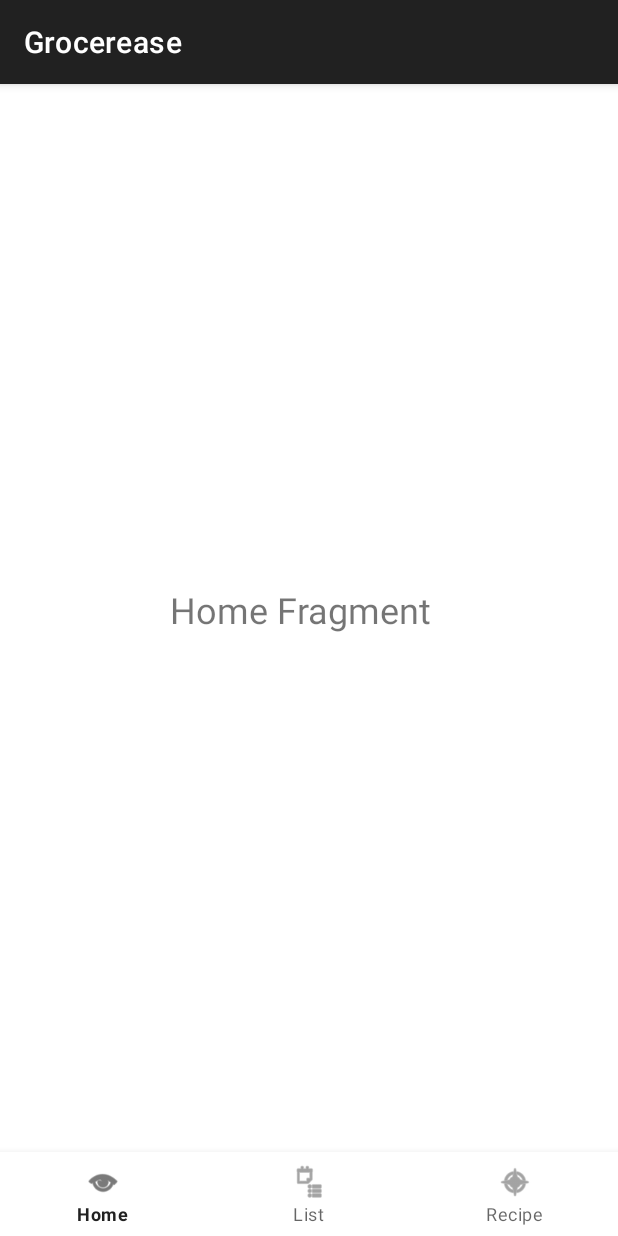
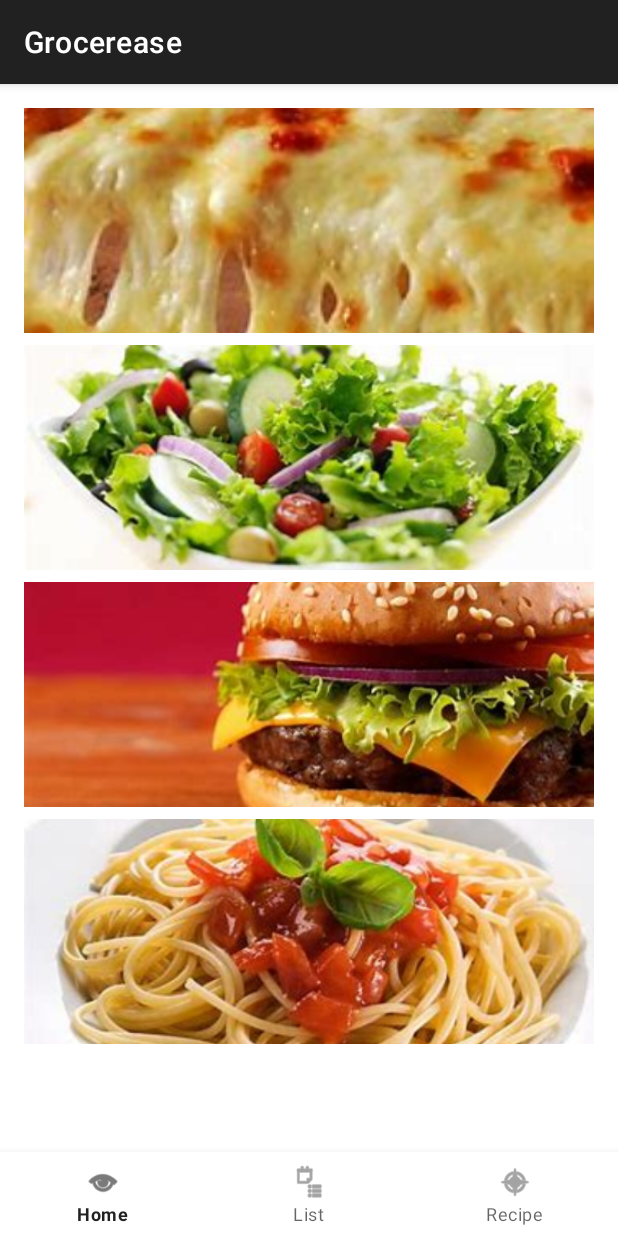
Before and after one commit to kirkto7/grocerease, an Android app built with Jetpack Compose: the screen it shows after launch (MainActivity), on a phone screen of 412 x 824 dp. Run offline under Robolectric (Android 15) with nearby library versions, the phone set to English and light mode, and no system bars; our stand-ins replace navigation-ui.

Commit message:
Added function to home. Added 4 test recipes with images.

```diff
--- a/app/build.gradle.kts
+++ b/app/build.gradle.kts
@@ -49,6 +49,7 @@ dependencies {
     implementation(libs.androidx.ui.graphics)
     implementation(libs.androidx.ui.tooling.preview)
     implementation(libs.androidx.material3)
+    implementation(libs.androidx.cardview)
     testImplementation(libs.junit)
     androidTestImplementation(libs.androidx.junit)
     androidTestImplementation(libs.androidx.espresso.core)
--- a/app/src/main/java/edu/msoe/grocerease/HomeFragment.kt
+++ b/app/src/main/java/edu/msoe/grocerease/HomeFragment.kt
@@ -5,12 +5,35 @@ import androidx.fragment.app.Fragment
 import android.view.LayoutInflater
 import android.view.View
 import android.view.ViewGroup
+import android.widget.ImageView
+import androidx.navigation.fragment.findNavController
 
 class HomeFragment : Fragment() {
+
     override fun onCreateView(
         inflater: LayoutInflater, container: ViewGroup?,
         savedInstanceState: Bundle?
-    ): View? {
-        return inflater.inflate(R.layout.fragment_home, container, false)
+    ): View? = inflater.inflate(R.layout.fragment_home, container, false)
+
+    override fun onViewCreated(view: View, savedInstanceState: Bundle?) {
+        view.findViewById<ImageView>(R.id.imagePizza).setOnClickListener {
+            navigateToRecipe(0)
+        }
+        view.findViewById<ImageView>(R.id.imageSalad).setOnClickListener {
+            navigateToRecipe(1)
+        }
+        view.findViewById<ImageView>(R.id.imageBurger).setOnClickListener {
+            navigateToRecipe(2)
+        }
+        view.findViewById<ImageView>(R.id.imagePasta).setOnClickListener {
+            navigateToRecipe(3)
+        }
+    }
+
+    private fun navigateToRecipe(recipeId: Int) {
+        val bundle = Bundle().apply {
+            putInt("recipeId", recipeId)
+        }
+        findNavController().navigate(R.id.recipeDetailFragment, bundle)
     }
 }
--- a/app/src/main/res/layout/fragment_home.xml
+++ b/app/src/main/res/layout/fragment_home.xml
@@ -1,14 +1,45 @@
 <?xml version="1.0" encoding="utf-8"?>
-<FrameLayout xmlns:android="http://schemas.android.com/apk/res/android"
+
+<LinearLayout
+    xmlns:android="http://schemas.android.com/apk/res/android"
+    android:orientation="vertical"
+    android:padding="16dp"
     android:layout_width="match_parent"
-    android:layout_height="match_parent"
-    android:gravity="center">
+    android:layout_height="match_parent">
 
-    <TextView
-        android:id="@+id/homeText"
-        android:layout_width="185dp"
-        android:layout_height="100dp"
-        android:layout_gravity="center"
-        android:text="Home Fragment"
-        android:textSize="24sp" />
-</FrameLayout>
+    <ImageView
+        android:id="@+id/imagePizza"
+        android:layout_width="match_parent"
+        android:layout_height="150dp"
+        android:src="@drawable/pizza"
+        android:scaleType="centerCrop"
+        android:contentDescription="Pizza"
+        android:layout_marginBottom="8dp"/>
+
+    <ImageView
+        android:id="@+id/imageSalad"
+        android:layout_width="match_parent"
+        android:layout_height="150dp"
+        android:src="@drawable/salad"
+        android:scaleType="centerCrop"
+        android:contentDescription="Salad"
+        android:layout_marginBottom="8dp"/>
+
+    <ImageView
+        android:id="@+id/imageBurger"
+        android:layout_width="match_parent"
+        android:layout_height="150dp"
+        android:src="@drawable/burger"
+        android:scaleType="centerCrop"
+        android:contentDescription="Burger"
+        android:layout_marginBottom="8dp"/>
+
+    <ImageView
+        android:id="@+id/imagePasta"
+        android:layout_width="match_parent"
+        android:layout_height="150dp"
+        android:src="@drawable/pasta"
+        android:scaleType="centerCrop"
+        android:contentDescription="Pasta"
+        android:layout_marginBottom="8dp"/>
+</LinearLayout>
--- a/app/src/main/res/navigation/nav_graph.xml
+++ b/app/src/main/res/navigation/nav_graph.xml
@@ -23,6 +23,15 @@
         android:name="edu.msoe.grocerease.SavedRecipesFragment"
         android:label="Saved Recipes"
         tools:layout="@layout/fragment_saved_recipes" />
+    <fragment
+        android:id="@+id/recipeDetailFragment"
+        android:name="edu.msoe.grocerease.RecipeDetailFragment"
+        tools:layout="@layout/fragment_recipe_detail">
+
+        <argument
+            android:name="recipeId"
+            app:argType="integer" />
+    </fragment>
 
 
 </navigation>
--- a/gradle/libs.versions.toml
+++ b/gradle/libs.versions.toml
@@ -8,6 +8,7 @@ espressoCore = "3.6.1"
 lifecycleRuntimeKtx = "2.8.7"
 activityCompose = "1.10.1"
 composeBom = "2024.04.01"
+cardview = "1.0.0"
 
 [libraries]
 androidx-core-ktx = { group = "androidx.core", name = "core-ktx", version.ref = "coreKtx" }
@@ -24,6 +25,7 @@ androidx-ui-tooling-preview = { group = "androidx.compose.ui", name = "ui-toolin
 androidx-ui-test-manifest = { group = "androidx.compose.ui", name = "ui-test-manifest" }
 androidx-ui-test-junit4 = { group = "androidx.compose.ui", name = "ui-test-junit4" }
 androidx-material3 = { group = "androidx.compose.material3", name = "material3" }
+androidx-cardview = { group = "androidx.cardview", name = "cardview", version.ref = "cardview" }
 
 [plugins]
 android-application = { id = "com.android.application", version.ref = "agp" }
```
Also changed, not shown: app/src/main/java/edu/msoe/grocerease/Recipe.kt (added, +9 -0 lines), app/src/main/java/edu/msoe/grocerease/RecipeAdapter.kt (added, +37 -0 lines), app/src/main/java/edu/msoe/grocerease/RecipeDetailFragment.kt (added, +52 -0 lines), app/src/main/res/layout/fragment_recipe_detail.xml (added, +40 -0 lines), app/src/main/res/layout/item_recipe_card.xml (added, +25 -0 lines), app/src/main/res/drawable/burger.jpg (added), app/src/main/res/drawable/pasta.jpg (added), app/src/main/res/drawable/pizza.jpg (added), app/src/main/res/drawable/salad.jpg (added).
